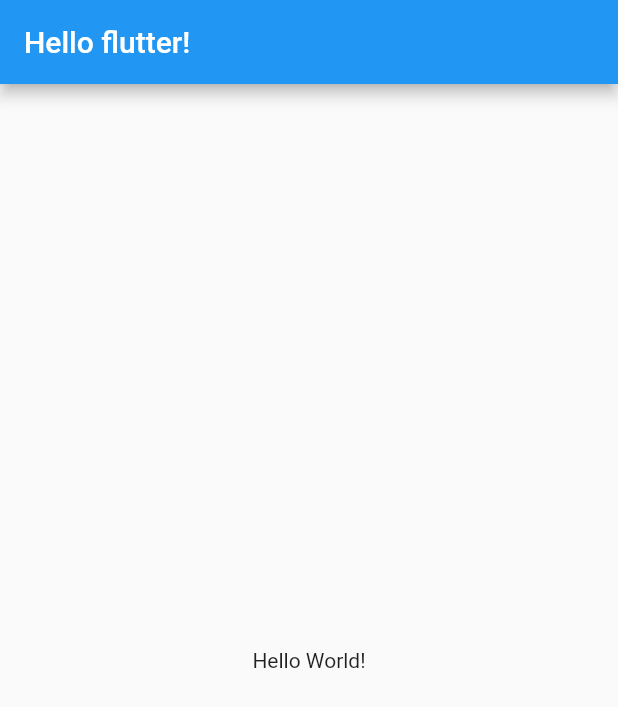
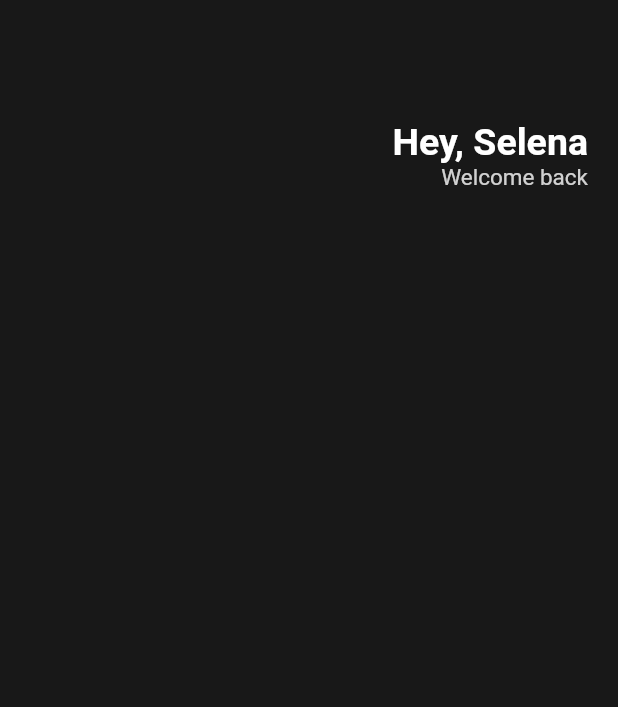
Before and after one commit to chyoni/webtoonapp-flutter, a Flutter app: the screen it shows after launch, on a phone screen of 412 x 824 dp. Shown: the top 707 px of the screen. Run offline on Flutter 3.47's test engine with Material 2 defaults, Android fonts, the phone set to English and light mode, and no system bars.

Commit message:
#02 Layout 1

```diff
--- a/lib/main.dart
+++ b/lib/main.dart
@@ -9,13 +9,42 @@ class App extends StatelessWidget {
   Widget build(BuildContext context) {
     return MaterialApp(
       home: Scaffold(
-        appBar: AppBar(
-          title: Text("Hello flutter!"),
-        ),
-        body: Center(
-          child: Text("Hello World!"),
-        ),
-      ),
+          backgroundColor: Color(0xFF181818),
+          body: Padding(
+            padding: EdgeInsets.symmetric(horizontal: 20),
+            child: Column(
+              children: [
+                SizedBox(
+                  height: 80,
+                ),
+                Row(
+                  mainAxisAlignment: MainAxisAlignment.end,
+                  children: [
+                    Column(
+                      crossAxisAlignment: CrossAxisAlignment.end,
+                      children: [
+                        Text(
+                          "Hey, Selena",
+                          style: TextStyle(
+                            color: Colors.white,
+                            fontSize: 25,
+                            fontWeight: FontWeight.w700,
+                          ),
+                        ),
+                        Text(
+                          "Welcome back",
+                          style: TextStyle(
+                            color: Colors.white.withOpacity(0.8),
+                            fontSize: 15,
+                          ),
+                        ),
+                      ],
+                    )
+                  ],
+                )
+              ],
+            ),
+          )),
     );
   }
 }
```
Also changed, not shown: 1 other file.
